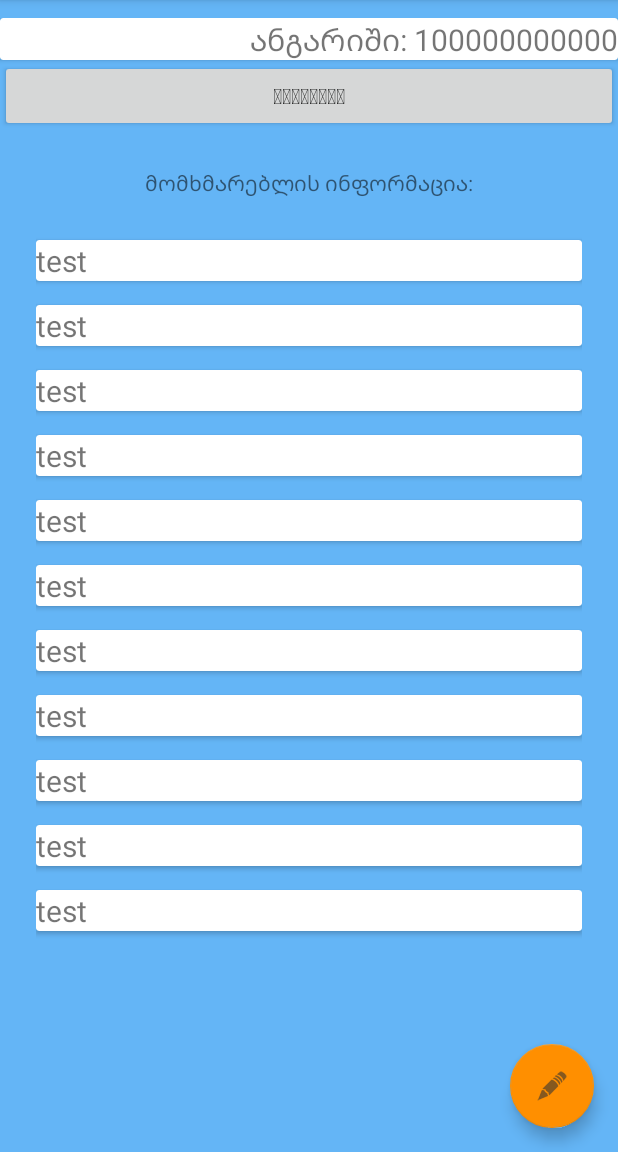
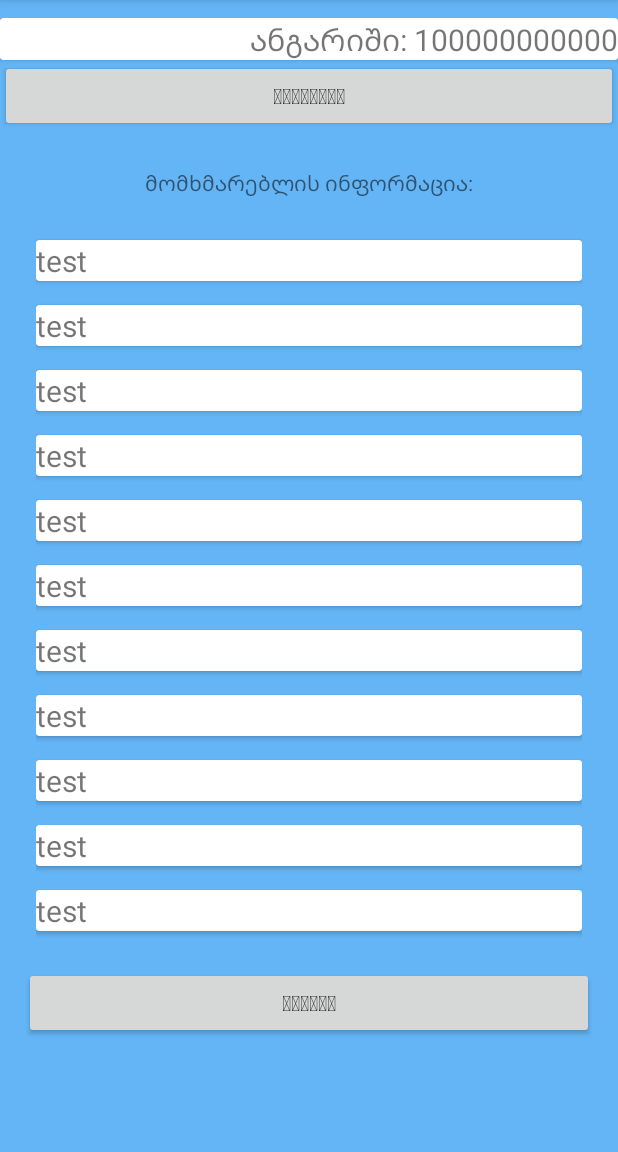
Before and after one commit to kobakareli/REKLAPP-client, an Android app: the fragment UserFragment placed in its activity, on a phone screen of 412 x 824 dp, the part 84-1236 px from its top. Run offline under Robolectric (Android 15) with nearby library versions, the light colour scheme and no system bars; libraries missing offline, so code that uses them is left out: retrofit.client; 18 statements that could not run were skipped.

Commit message:
fixed invisible buttons

```diff
--- a/app/src/main/java/com/example/koba/reklappclient/GlobalVariables.java
+++ b/app/src/main/java/com/example/koba/reklappclient/GlobalVariables.java
@@ -13,6 +13,6 @@ public class GlobalVariables {
     public static final int USER_FRAGMENT_ID = 3;
     public static final int USER_EDIT_FRAGMENT_ID = 4;
 
-    public static final int USER_DAILY_LIMIT = 20;
+    public static final int USER_DAILY_LIMIT = 30;
 
 }
--- a/app/src/main/java/com/example/koba/reklappclient/InfoFragment.java
+++ b/app/src/main/java/com/example/koba/reklappclient/InfoFragment.java
@@ -17,8 +17,6 @@ public class InfoFragment extends Fragment {
     @Override
     public View onCreateView(LayoutInflater inflater, ViewGroup container, Bundle savedInstanceState) {
         View rootView = inflater.inflate(R.layout.info_layout, container, false);
-        FloatingActionButton fab = (FloatingActionButton) getActivity().findViewById(R.id.fab);
-        fab.setVisibility(View.GONE);
         String info1 = "გასაცემი თანხის ექვივალენტური თანხა გაიცემა <font color='#EE0000'>ბიტკოინებში</font>. <font color='#EE0000'>ბიტკოინი</font> არის ციფრული ვალუტა,\n" +
                 "                            რომელსაც, როგორც ჩვეულებრივ ვალუტას, აქვს გაცვლითი კურსი სხვა ვალუტებთან. თქვენ\n" +
                 "                            მოახერხებთ თანხის <font color='#EE0000'>emoney</font>-ის\n" +
--- a/app/src/main/java/com/example/koba/reklappclient/UserEditFragment.java
+++ b/app/src/main/java/com/example/koba/reklappclient/UserEditFragment.java
@@ -57,11 +57,6 @@ public class UserEditFragment extends Fragment {
         setUpEditTexts(rootView);
         final User user = getArguments().getParcelable("user");
         fillData(user);
-        FloatingActionButton fab = (FloatingActionButton) getActivity().findViewById(R.id.fab);
-        fab.setVisibility(View.GONE);
-
-        FloatingActionButton fab2 = (FloatingActionButton) getActivity().findViewById(R.id.fab2);
-        fab2.setVisibility(View.GONE);
 
         Button cancel = (Button) rootView.findViewById(R.id.btn_cancel);
         cancel.setOnClickListener(new View.OnClickListener() {
--- a/app/src/main/java/com/example/koba/reklappclient/UserFragment.java
+++ b/app/src/main/java/com/example/koba/reklappclient/UserFragment.java
@@ -8,6 +8,8 @@ import android.support.design.widget.FloatingActionButton;
 import android.support.v4.app.Fragment;
 import android.support.v4.app.FragmentManager;
 import android.support.v7.app.AlertDialog;
+import android.support.v7.app.AppCompatActivity;
+import android.support.v7.widget.AppCompatButton;
 import android.text.Html;
 import android.view.LayoutInflater;
 import android.view.View;
@@ -47,19 +49,19 @@ public class UserFragment extends Fragment {
     @Override
     public View onCreateView(LayoutInflater inflater, ViewGroup container, Bundle savedInstanceState) {
         View rootView = inflater.inflate(R.layout.user_layout, container, false);
-        FloatingActionButton fab = (FloatingActionButton) getActivity().findViewById(R.id.fab);
+        AppCompatButton fab = (AppCompatButton) rootView.findViewById(R.id.fab);
 
         Bundle args = getArguments();
         final User user = args.getParcelable("user");
 
-        Drawable editIcon = null;
+        /*Drawable editIcon = null;
         if (Build.VERSION.SDK_INT >= Build.VERSION_CODES.LOLLIPOP) {
             editIcon = getResources().getDrawable(R.drawable.ic_edit, getContext().getTheme());
         } else {
             editIcon = getResources().getDrawable(R.drawable.ic_edit);
         }
         fab.setImageDrawable(editIcon);
-        fab.animate().translationX(0).alpha(1.0f).setDuration(0);
+        fab.animate().translationX(0).alpha(1.0f).setDuration(0);*/
         fab.setVisibility(View.VISIBLE);
         fab.setOnClickListener(new View.OnClickListener() {
             @Override
@@ -73,9 +75,6 @@ public class UserFragment extends Fragment {
                         .commit();
             }
         });
-
-        FloatingActionButton fab2 = (FloatingActionButton) getActivity().findViewById(R.id.fab2);
-        fab2.setVisibility(View.GONE);
 
         initTextViews(rootView, user);
 
--- a/app/src/main/java/com/example/koba/reklappclient/YoutubeFragment.java
+++ b/app/src/main/java/com/example/koba/reklappclient/YoutubeFragment.java
@@ -54,7 +54,7 @@ public class YoutubeFragment extends Fragment {
     private TextView description;
 
     private YouTubePlayer youtubePlayer;
-    private int duration; // current video duration in seconds
+    private int duration;
     private int pushButtonInterval;
     private int pushButtonAppeared = 0;
     private boolean wasPushed = false;
@@ -85,7 +85,7 @@ public class YoutubeFragment extends Fragment {
         user = args.getParcelable("user");
         userNumber = user.mobile_number;
 
-        fab2 = (FloatingActionButton) getActivity().findViewById(R.id.fab2);
+        fab2 = (FloatingActionButton) rootView.findViewById(R.id.fab2);
         fab2.setVisibility(View.GONE);
         fab2.setOnClickListener(new View.OnClickListener() {
             @Override
@@ -104,17 +104,18 @@ public class YoutubeFragment extends Fragment {
                 .build();
         api = adapter.create(RetroFitServer.class);
 
-        getNextAd();
+        videoId = "j5-yKhDd64s";
+        getNextAd(rootView);
 
 
         return rootView;
     }
 
-    private void updateVideo() {
+    private void updateVideo(View rootView) {
         if (getActivity() == null) {
             return;
         }
-        fab = (FloatingActionButton) getActivity().findViewById(R.id.fab);
+        fab = (FloatingActionButton) rootView.findViewById(R.id.fab);
         Drawable nextIcon = null;
         if (Build.VERSION.SDK_INT >= Build.VERSION_CODES.LOLLIPOP) {
             nextIcon = getResources().getDrawable(R.mipmap.ic_next, getContext().getTheme());
@@ -204,6 +205,8 @@ public class YoutubeFragment extends Fragment {
 
             @Override
             public void onInitializationFailure(YouTubePlayer.Provider provider, YouTubeInitializationResult error) {
+                fab.setVisibility(View.VISIBLE);
+                fab.animate().translationX(0).alpha(1.0f).setDuration(1000);
                 String errorMessage = error.toString();
                 Toast.makeText(getActivity(), errorMessage, Toast.LENGTH_LONG).show();
                 Log.d("errorMessage:", errorMessage);
@@ -282,6 +285,11 @@ public class YoutubeFragment extends Fragment {
                 pushButtonInterval = duration/PUSH_BUTTON_APPEARANCES - PUSH_BUTTON_DURATION;
                 disappearPush();
             }
+            else if(duration < 30000 && duration >= 10000) {
+                PUSH_BUTTON_APPEARANCES = 1;
+                pushButtonInterval = (int)(duration/(1.25*PUSH_BUTTON_APPEARANCES)) - PUSH_BUTTON_DURATION;
+                disappearPush();
+            }
         }
 
         @Override
@@ -301,7 +309,7 @@ public class YoutubeFragment extends Fragment {
         }
     };
 
-    private void getNextAd() {
+    private void getNextAd(final View rootView) {
         if (videoCount >= GlobalVariables.USER_DAILY_LIMIT) {
             Toast.makeText(getActivity(), "თქვენ უკვე გადააჭარბეთ დღიურ ლიმიტს", Toast.LENGTH_SHORT).show();
             return;
@@ -311,7 +319,7 @@ public class YoutubeFragment extends Fragment {
             public void success(Advertisement advertisement, Response response) {
                 if(advertisement != null && advertisement.getURL() != null && advertisement.getURL().length() != 0) {
                     currentAd = advertisement;
-                    updateVideo();
+                    updateVideo(rootView);
                     updateTexts();
                     return;
                 }
--- a/app/src/main/res/layout/activity_playback.xml
+++ b/app/src/main/res/layout/activity_playback.xml
@@ -37,24 +37,6 @@
             android:id="@+id/flContent"
             android:layout_width="match_parent"
             android:layout_height="match_parent">
-
-            <android.support.design.widget.FloatingActionButton
-                android:id="@+id/fab"
-                android:layout_width="wrap_content"
-                android:layout_height="wrap_content"
-                android:layout_gravity="bottom|end"
-                android:layout_margin="@dimen/fab_margin"
-                android:src="@mipmap/ic_next" />
-
-            <android.support.design.widget.FloatingActionButton
-                android:id="@+id/fab2"
-                android:layout_width="wrap_content"
-                android:layout_height="wrap_content"
-                android:layout_gravity="bottom|start"
-                android:layout_margin="@dimen/fab_margin"
-                android:src="@mipmap/ic_push"
-                app:fabSize="normal"/>
-
         </FrameLayout>
 
 
--- a/app/src/main/res/layout/sign_in_layout.xml
+++ b/app/src/main/res/layout/sign_in_layout.xml
@@ -57,7 +57,7 @@
             android:text="@string/login_button_text"/>
 
         <TextView android:id="@+id/sign_up"
-            android:layout_width="match_parent"
+            android:layout_width="fill_parent"
             android:layout_height="wrap_content"
             android:layout_marginBottom="@dimen/button_margin"
             android:text="@string/signup_text"
--- a/app/src/main/res/layout/user_layout.xml
+++ b/app/src/main/res/layout/user_layout.xml
@@ -1,4 +1,12 @@
 <?xml version="1.0" encoding="utf-8"?>
+<LinearLayout
+    xmlns:android="http://schemas.android.com/apk/res/android"
+    android:orientation="vertical"
+    android:layout_width="match_parent"
+    android:layout_height="match_parent"
+    xmlns:app="http://schemas.android.com/apk/res-auto"
+    app:layout_behavior="@string/appbar_scrolling_view_behavior">
+
     <ScrollView
         xmlns:android="http://schemas.android.com/apk/res/android"
         android:layout_width="match_parent"
@@ -6,14 +14,14 @@
         android:fitsSystemWindows="true"
         android:fillViewport="true">
 
-    <LinearLayout
-        android:orientation="vertical"
+        <RelativeLayout
             android:layout_width="match_parent"
             android:layout_height="wrap_content"
             android:paddingTop="@dimen/short_layout_padding_top"
             android:background="@color/backgroundColor">
 
             <android.support.v7.widget.CardView
+                android:id="@+id/balance_card"
                 android:layout_width="match_parent"
                 android:layout_height="wrap_content">
                 <TextView android:id="@+id/balance"
@@ -26,12 +34,15 @@
 
             <android.support.v7.widget.AppCompatButton
                 android:id="@+id/btn_transfer"
+                android:layout_below="@id/balance_card"
                 android:layout_width="match_parent"
                 android:layout_height="wrap_content"
                 android:layout_marginBottom="@dimen/button_margin"
                 android:text="ჩარიცხვა"/>
 
             <TextView
+                android:id="@+id/txt"
+                android:layout_below="@id/btn_transfer"
                 android:layout_width="match_parent"
                 android:layout_height="wrap_content"
                 android:gravity="center"
@@ -39,6 +50,8 @@
                 android:layout_marginBottom="@dimen/margin"/>
 
             <LinearLayout
+                android:id="@+id/data_layout"
+                android:layout_below="@id/txt"
                 android:orientation="vertical"
                 android:layout_width="match_parent"
                 android:layout_height="wrap_content"
@@ -179,5 +192,15 @@
                         android:textSize="@dimen/large_text_size"/>
                 </android.support.v7.widget.CardView>
             </LinearLayout>
+
+            <android.support.v7.widget.AppCompatButton
+                android:id="@+id/fab"
+                android:layout_width="match_parent"
+                android:layout_height="wrap_content"
+                android:layout_below="@id/data_layout"
+                android:layout_margin="@dimen/fab_margin"
+                android:text="შეცვლა" />
+        </RelativeLayout>
+
+    </ScrollView>
 </LinearLayout>
-</ScrollView>
```
Also changed, not shown: app/src/main/res/layout/playback_layout.xml (+29 -3 lines). Lines whose indentation alone changed are shown as unchanged.
